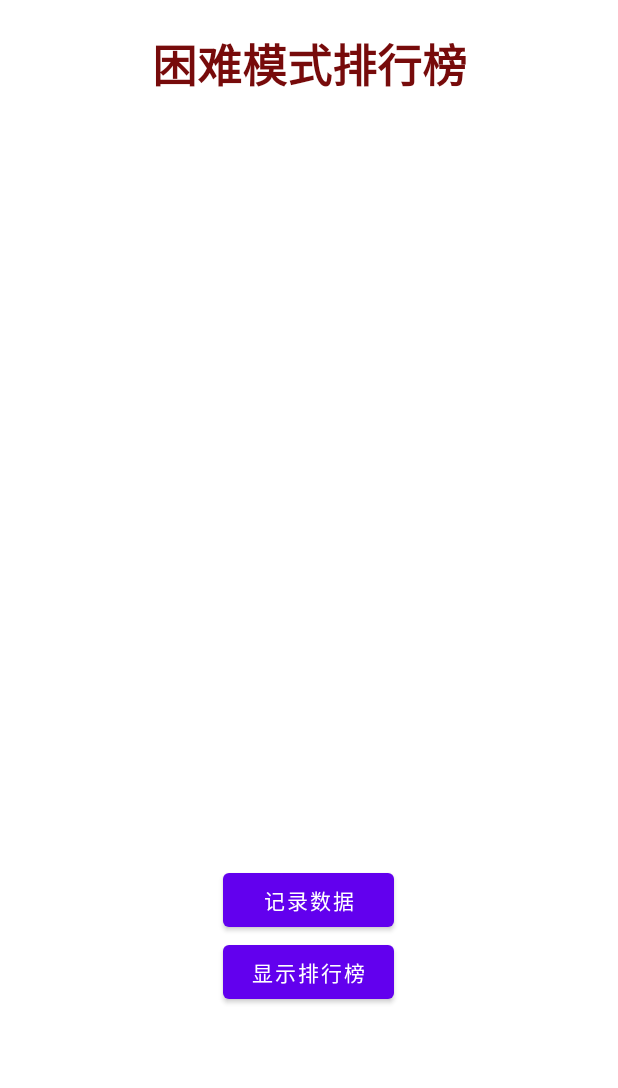
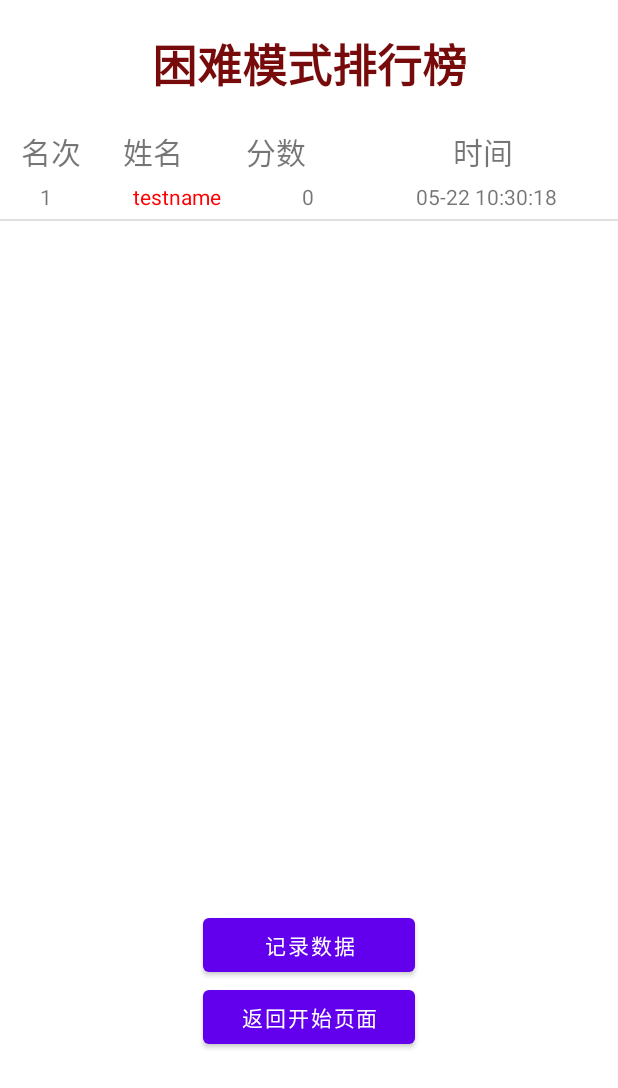
Before and after one commit to KKjimmie/AircraftWar-for-Android, an Android app: the RankActivity screen opened directly, with no data from a screen before it, after a tap on "记录数据", on a phone screen of 412 x 824 dp. Shown: the top 1088 px of the screen. Run offline under Robolectric (Android 15) with nearby library versions, the phone set to English and light mode, and no system bars.

Commit message:
refactor:优化交互逻辑，优化排行榜展现，实现排行榜的删除

```diff
--- a/app/src/main/java/com/hit/aircraftwar/application/Activity/Game/GameActivity.java
+++ b/app/src/main/java/com/hit/aircraftwar/application/Activity/Game/GameActivity.java
@@ -1,6 +1,5 @@
 package com.hit.aircraftwar.application.Activity.Game;
 
-import android.content.ContentValues;
 import android.content.Intent;
 import android.os.Bundle;
 
@@ -30,8 +29,6 @@ import com.hit.aircraftwar.props.AbstractProp;
 import com.hit.aircraftwar.props.BombProp;
 import com.hit.aircraftwar.rank.RankActivity;
 
-import java.io.IOException;
-import java.util.Date;
 import java.util.LinkedList;
 import java.util.List;
 import java.util.Objects;
@@ -412,6 +409,9 @@ public abstract class GameActivity extends AppCompatActivity {
                     .setIcon(R.drawable.hero)
                     .setPositiveButton("确定", (dialog, which) -> {
                         gameOverFlag = true;
+                        Intent intent = new Intent(GameActivity.this, MainActivity.class);
+                        intent.setFlags(Intent.FLAG_ACTIVITY_CLEAR_TOP);
+                        startActivity(intent);
                         back.set(true);
                         finish();
                     })
@@ -421,11 +421,8 @@ public abstract class GameActivity extends AppCompatActivity {
             alertDialog.show();
         }
         if (back.get()){
-            finish();
             this.onDestroy();
-            Intent intent = new Intent(GameActivity.this, MainActivity.class);
-            intent.setFlags(Intent.FLAG_ACTIVITY_CLEAR_TOP);
-            startActivity(intent);
+            gameView.surfaceDestroyed(gameView.getHolder());
             return super.onKeyDown(keyCode, event);
         }
         else return false;
--- a/app/src/main/java/com/hit/aircraftwar/rank/RankActivity.java
+++ b/app/src/main/java/com/hit/aircraftwar/rank/RankActivity.java
@@ -1,18 +1,23 @@
 package com.hit.aircraftwar.rank;
 
 
+import androidx.appcompat.app.AlertDialog;
 import androidx.appcompat.app.AppCompatActivity;
 
 import android.annotation.SuppressLint;
 import android.content.ContentValues;
+import android.content.Context;
 import android.content.Intent;
 import android.database.Cursor;
 import android.database.sqlite.SQLiteDatabase;
+import android.graphics.Color;
 import android.os.Bundle;
+import android.view.LayoutInflater;
 import android.view.View;
 import android.view.ViewGroup;
 import android.view.WindowManager;
-import android.widget.BaseAdapter;
+import android.widget.AdapterView;
+import android.widget.ArrayAdapter;
 import android.widget.ListView;
 import android.widget.TextView;
 import android.widget.Toast;
@@ -26,6 +31,7 @@ import java.util.ArrayList;
 import java.util.Collections;
 import java.util.List;
 import java.util.Objects;
+import java.util.concurrent.atomic.AtomicBoolean;
 
 /**
  * @author 柯嘉铭
@@ -40,6 +46,10 @@ public class RankActivity extends AppCompatActivity {
     private boolean isRecord = false;
     // 排行榜textview
     private TextView textView;
+    // 记录当前时间
+    String currentTime;
+    // 排行榜listView
+    ListView listView;
 
     @Override
     protected void onCreate(Bundle savedInstanceState) {
@@ -68,12 +78,29 @@ public class RankActivity extends AppCompatActivity {
 
         // 步骤2：真正创建 / 打开数据库
         writableDatabase = databaseHelper.getWritableDatabase(); // 创建 or 打开 可读/写的数据库
+        // 显示数据库
+        show();
+
+        // 监控listview点击事件
+
+        listView.setOnItemClickListener((adapterView, view, position, id) -> {
+            // 弹窗确认操作
+            AlertDialog alertDialog = new AlertDialog.Builder(RankActivity.this)
+                    .setTitle("删除？")
+                    .setMessage("确定删除这条数据？")
+                    .setIcon(R.drawable.hero)
+                    .setPositiveButton("确定", (dialog, which) -> delete(rankLineList.get(position).getTime()))
+                    .setNegativeButton("取消", null)
+                    .create();
+            alertDialog.show();
+        });
+
     }
 
     /**
      * 记录一条排名信息
      */
-    public void recordRank(View view){
+    public void RECORD(View view){
         if(isRecord){
             Toast.makeText(this, "已经记录过信息了", Toast.LENGTH_SHORT).show();
             return;
@@ -85,18 +112,19 @@ public class RankActivity extends AppCompatActivity {
         values.put("name", "testname");// 后续实现登录后，再获取用户名
         values.put("score", score);
         DateTimeFormatter formatter = DateTimeFormatter.ofPattern("MM-dd HH:mm:ss");
-        String currentTime = formatter.format(LocalDateTime.now());
+        currentTime = formatter.format(LocalDateTime.now());
         values.put("time", currentTime);
         writableDatabase = databaseHelper.getWritableDatabase();
         writableDatabase.insert(Settings.getInstance().getDiff() +"rank", null, values);
         // 标志已经记录过信息
         isRecord = true;
+        show();
     }
 
     /**
      * 展现排行榜信息
      */
-    public void show(View view){
+    public void show(){
         writableDatabase = databaseHelper.getWritableDatabase();
         Cursor cursor = writableDatabase.query(Settings.getInstance().getDiff() +"rank",
                 null, null, null, null, null, null);
@@ -111,37 +139,44 @@ public class RankActivity extends AppCompatActivity {
             rankLineList.add(rankLine);
         }
         Collections.sort(rankLineList);
-        if(cursor != null) {
-            cursor.close();
-        }
+        cursor.close();
         writableDatabase.close();
         // 拿到listview对象
-        ListView listView = (ListView) findViewById(R.id.list_view);
+        listView = (ListView) findViewById(R.id.list_view);
         // 设置适配器
-        listView.setAdapter(new MyAdapter());
+        MyAdapter myAdapter = new MyAdapter(RankActivity.this, R.layout.rank_line, rankLineList);
+        listView.setAdapter(myAdapter);
+    }
+
+    /**
+     * 删除一条排行榜信息
+     */
+    public void delete(String time){
+        writableDatabase = databaseHelper.getWritableDatabase();
+        writableDatabase.delete(Settings.getInstance().getDiff() +"rank",
+                "time=?", new String[]{time});
+        Toast.makeText(getApplicationContext(), "再按一次退出游戏",
+                Toast.LENGTH_SHORT).show();
+        show();
+    }
+
+    /**
+     * 返回开始页面
+     */
+    public void RETURN_MAIN(View view){
+        finish();
     }
 
 
-    //适配器类
-    class MyAdapter extends BaseAdapter {
+    /**
+     * 适配器类
+     */
+    class MyAdapter extends ArrayAdapter<RankLine> {
+        private int resourceId;
 
-        //获取集合中有多少条元素,由系统调用
-        @Override
-        public int getCount() {
-            // TODO Auto-generated method stub
-            return rankLineList.size();
-        }
-
-        @Override
-        public Object getItem(int position) {
-            // TODO Auto-generated method stub
-            return null;
-        }
-
-        @Override
-        public long getItemId(int position) {
-            // TODO Auto-generated method stub
-            return 0;
+        public MyAdapter(Context context, int textViewResourceId, List<RankLine> object){
+            super(context,textViewResourceId,object);
+            resourceId=textViewResourceId;
         }
 
         //由系统调用，返回一个view对象作为listview的条目
@@ -150,14 +185,58 @@ public class RankActivity extends AppCompatActivity {
          * */
         @Override
         public View getView(int position, View convertView, ViewGroup parent) {
-            TextView tv = new TextView(RankActivity.this);
-            tv.setTextSize(18);
             //获取集合中的元素
             RankLine rankLine = rankLineList.get(position);
-            tv.setText(rankLine.toString());
+            View view;
+            ViewHolder viewHolder;
+            if(convertView == null){
+                view = LayoutInflater.from(getContext()).inflate(resourceId,parent,false);
+                viewHolder = new ViewHolder();
+                viewHolder.ranking = (TextView) view.findViewById(R.id.Ranking);
+                viewHolder.name = (TextView) view.findViewById(R.id.UserName);
+                viewHolder.score = (TextView) view.findViewById(R.id.Score);
+                viewHolder.time = (TextView) view.findViewById(R.id.Time);
+                view.setTag(viewHolder);
+            }else {
+                view = convertView;
+                viewHolder=(ViewHolder)view.getTag();
+            }
 
-            return tv;
+            TextView ranking = (TextView) view.findViewById(R.id.Ranking);
+            TextView name = (TextView) view.findViewById(R.id.UserName);
+            TextView score = (TextView) view.findViewById(R.id.Score);
+            TextView time = (TextView) view.findViewById(R.id.Time);
+
+            // 设置textview内容
+            int rank = position + 1;
+            String _rank = rank + "";
+            String _score = rankLine.getScore() + "";
+            ranking.setText(_rank);
+            name.setText(rankLine.getName());
+            score.setText(_score);
+            time.setText(rankLine.getTime());
+
+            viewHolder.ranking.setText(_rank);
+            viewHolder.name.setText(rankLine.getName());
+            viewHolder.score.setText(_score);
+            viewHolder.time.setText(rankLine.getTime());
+
+            // 将新录入的数据变红
+            if(rankLine.getTime().equals(currentTime)){
+                name.setTextColor(Color.RED);
+            }else{
+                name.setTextColor(Color.BLACK);
+            }
+            return view;
         }
 
     }
+
+    // 用于保存几个textview的类
+    static class ViewHolder{
+        TextView ranking;
+        TextView name;
+        TextView score;
+        TextView time;
+    }
 }
--- a/app/src/main/res/layout/activity_rank.xml
+++ b/app/src/main/res/layout/activity_rank.xml
@@ -19,24 +19,57 @@
             android:textStyle="bold"
             android:gravity="center"/>
 
+        <LinearLayout
+            android:layout_width="match_parent"
+            android:layout_height="wrap_content">
+            <TextView
+                android:text="名次"
+                android:layout_weight="1"
+                android:gravity="center"
+                android:textSize="20dp"
+                android:layout_width="wrap_content"
+                android:layout_height="wrap_content" />
+            <TextView
+                android:text="姓名"
+                android:layout_weight="1"
+                android:gravity="center"
+                android:textSize="20dp"
+                android:layout_width="wrap_content"
+                android:layout_height="wrap_content" />
+            <TextView
+                android:text="分数"
+                android:layout_weight="2"
+                android:gravity="center"
+                android:textSize="20dp"
+                android:layout_width="wrap_content"
+                android:layout_height="wrap_content" />
+            <TextView
+                android:text="时间"
+                android:layout_weight="5"
+                android:gravity="center"
+                android:textSize="20dp"
+                android:layout_width="wrap_content"
+                android:layout_height="wrap_content" />
+        </LinearLayout>
+
         <ListView
             android:id="@+id/list_view"
             android:layout_width="match_parent"
             android:layout_height="490dp" />
 
         <Button
-            android:layout_width="114dp"
+            android:layout_width="141dp"
             android:layout_height="wrap_content"
             android:layout_gravity="center_horizontal"
-            android:onClick="recordRank"
+            android:onClick="RECORD"
             android:text="@string/record" />
 
         <Button
-            android:layout_width="114dp"
+            android:layout_width="141dp"
             android:layout_height="wrap_content"
             android:layout_gravity="center_horizontal"
-            android:onClick="show"
-            android:text="@string/show_record" />
+            android:onClick="RETURN_MAIN"
+            android:text="@string/return_main" />
     </LinearLayout>
 
 
--- /dev/null
+++ b/app/src/main/res/layout/rank_line.xml
@@ -0,0 +1,37 @@
+<?xml version="1.0" encoding="utf-8"?>
+<LinearLayout xmlns:android="http://schemas.android.com/apk/res/android"
+
+    android:layout_width="match_parent"
+    android:layout_height="match_parent">
+    <TextView
+        android:id="@+id/Ranking"
+        android:layout_width="wrap_content"
+        android:layout_height="30dp"
+        android:layout_gravity="center_vertical"
+        android:gravity="center"
+        android:layout_weight="1" />
+
+    <TextView
+        android:id="@+id/UserName"
+        android:layout_width="wrap_content"
+        android:layout_height="30dp"
+        android:layout_gravity="center_vertical"
+        android:gravity="center"
+        android:layout_weight="1" />
+
+    <TextView
+        android:id="@+id/Score"
+        android:layout_width="wrap_content"
+        android:layout_height="30dp"
+        android:layout_gravity="center_vertical"
+        android:gravity="center"
+        android:layout_weight="1" />
+
+    <TextView
+        android:id="@+id/Time"
+        android:layout_width="wrap_content"
+        android:layout_height="30dp"
+        android:layout_gravity="center_vertical"
+        android:gravity="center"
+        android:layout_weight="1.5" />
+</LinearLayout>
--- a/app/src/main/res/values/strings.xml
+++ b/app/src/main/res/values/strings.xml
@@ -1,16 +1,16 @@
 <resources>
     <string name="app_name">飞机大战</string>
-    <string name="easy_button">EASY</string>
-    <string name="common_button">COMMON</string>
-    <string name="hard_button">HARD</string>
+    <string name="easy_button">简单模式</string>
+    <string name="common_button">普通模式</string>
+    <string name="hard_button">困难模式</string>
 
     <string name="easy_toast">EASY MODE</string>
     <string name="common_toast">COMMON MODE</string>
     <string name="hard_toast">HARD MODE</string>
     <string name="sound">音效</string>
-    <string name="exit">EXIT</string>
+    <string name="exit">退出游戏</string>
     <string name="rank">排行榜</string>
     <string name="game_name">飞机大战</string>
     <string name="record">记录数据</string>
-    <string name="show_record">显示排行榜</string>
+    <string name="return_main">返回开始页面</string>
 </resources>
```
